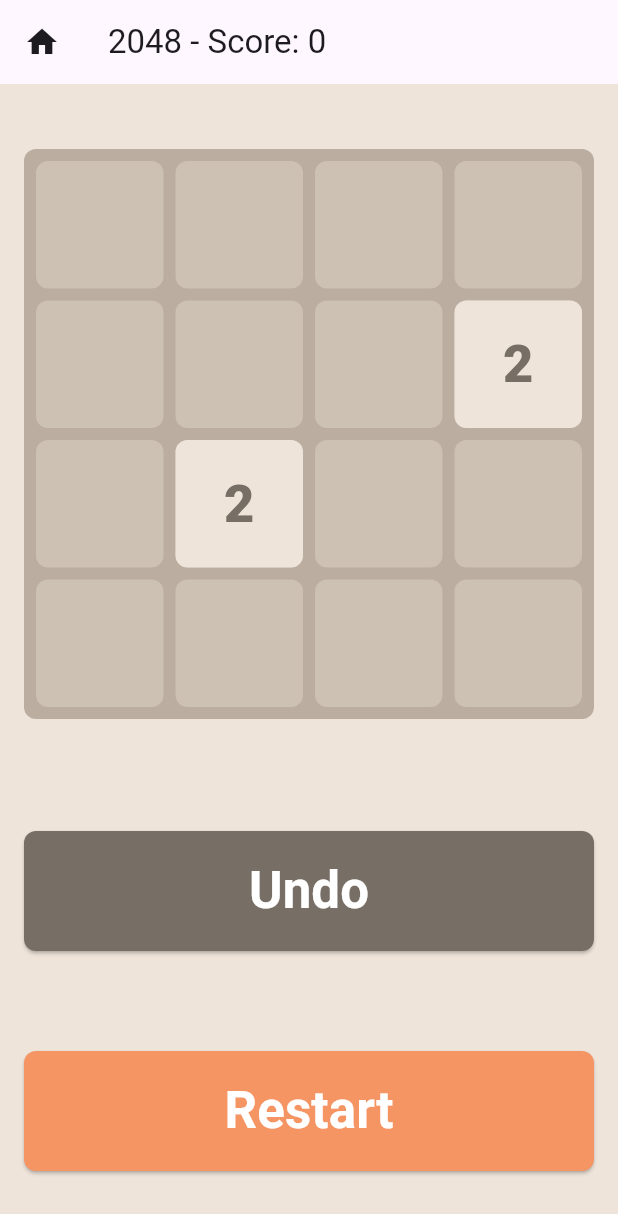
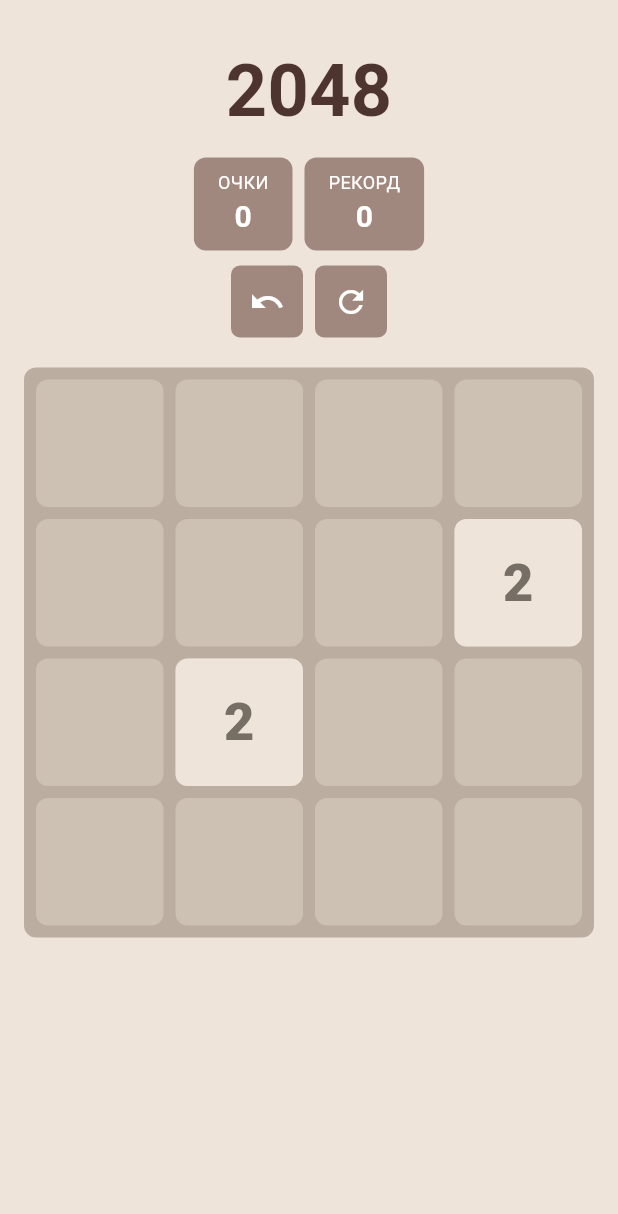
Before and after one commit to Omiromir/Puzzle-2048, a Flutter app: the screen it shows once a user with an empty profile is signed in, after a tap on "New Game", on a phone screen of 412 x 824 dp. Shown: the top 1214 px of the screen. Run offline on Flutter 3.47's test engine with Material 3 defaults, Android fonts, the phone set to English and light mode, and no system bars; our stand-ins replace cloud_firestore, firebase_auth, firebase_core, shared_preferences; accounts and stored records are empty; generated files the repository leaves out were written again.

Commit message:
enhance ui of game page

```diff
--- a/lib/game_page.dart
+++ b/lib/game_page.dart
@@ -1,4 +1,3 @@
-// ignore: unused_import
 import 'dart:async';
 import 'package:flutter/material.dart';
 import 'package:flutter/services.dart';
@@ -6,7 +5,6 @@ import 'package:flutter_gen/gen_l10n/app_localizations.dart';
 import 'game/tile.dart';
 import 'game/grid_properties.dart';
 import 'package:intl/intl.dart';
-
 
 enum SwipeDirection { up, down, left, right }
 
@@ -17,32 +15,8 @@ class GameState {
   GameState(List<List<Tile>> previousGrid, this.swipe)
       : _previousGrid = previousGrid;
 
-  List<List<Tile>> get previousGrid => _previousGrid
-      .map((row) => row.map((tile) => tile.copy()).toList())
-      .toList();
-}
-
-class NewGamePage extends StatelessWidget {
-  const NewGamePage({super.key});
-
-  @override
-  Widget build(BuildContext context) {
-    final t = AppLocalizations.of(context)!;
-    return Scaffold(
-      appBar: AppBar(title: Text(t.newGame)),
-      body: Center(
-        child: ElevatedButton(
-          onPressed: () {
-            Navigator.pushReplacement(
-              context,
-              MaterialPageRoute(builder: (_) => const GamePage()),
-            );
-          },
-          child: Text(t.startGame),
-        ),
-      ),
-    );
-  }
+  List<List<Tile>> get previousGrid =>
+      _previousGrid.map((row) => row.map((tile) => tile.copy()).toList()).toList();
 }
 
 class GamePage extends StatefulWidget {
@@ -52,28 +26,25 @@ class GamePage extends StatefulWidget {
   State<GamePage> createState() => _GamePageState();
 }
 
-class _GamePageState extends State<GamePage>
-    with SingleTickerProviderStateMixin {
+class _GamePageState extends State<GamePage> with SingleTickerProviderStateMixin {
   late AnimationController controller;
   bool _isAnimating = false;
 
-  List<List<Tile>> grid =
-      List.generate(4, (y) => List.generate(4, (x) => Tile(x, y, 0)));
+  List<List<Tile>> grid = List.generate(4, (y) => List.generate(4, (x) => Tile(x, y, 0)));
   List<GameState> gameStates = [];
   List<Tile> toAdd = [];
 
   int score = 0;
+  int bestScore = 0;
 
   Iterable<Tile> get gridTiles => grid.expand((e) => e);
   Iterable<Tile> get allTiles => [gridTiles, toAdd].expand((e) => e);
-  List<List<Tile>> get gridCols =>
-      List.generate(4, (x) => List.generate(4, (y) => grid[y][x]));
+  List<List<Tile>> get gridCols => List.generate(4, (x) => List.generate(4, (y) => grid[y][x]));
 
   @override
   void initState() {
     super.initState();
-    controller = AnimationController(
-        duration: const Duration(milliseconds: 200), vsync: this);
+    controller = AnimationController(duration: const Duration(milliseconds: 200), vsync: this);
     controller.addStatusListener((status) {
       if (status == AnimationStatus.completed) {
         setState(() {
@@ -104,6 +75,7 @@ class _GamePageState extends State<GamePage>
   void _setupNewGame() {
     setState(() {
       gameStates.clear();
+      if (score > bestScore) bestScore = score;
       score = 0;
       for (var t in gridTiles) {
         t.value = 0;
@@ -125,43 +97,29 @@ class _GamePageState extends State<GamePage>
   }
 
   void _merge(SwipeDirection direction) {
-    if (_isAnimating) return; // Prevent multiple swipes at once
+    if (_isAnimating) return;
 
     bool Function() mergeFn;
     switch (direction) {
-      case SwipeDirection.up:
-        mergeFn = _mergeUp;
-        break;
-      case SwipeDirection.down:
-        mergeFn = _mergeDown;
-        break;
-      case SwipeDirection.left:
-        mergeFn = _mergeLeft;
-        break;
-      case SwipeDirection.right:
-        mergeFn = _mergeRight;
-        break;
+      case SwipeDirection.up: mergeFn = _mergeUp; break;
+      case SwipeDirection.down: mergeFn = _mergeDown; break;
+      case SwipeDirection.left: mergeFn = _mergeLeft; break;
+      case SwipeDirection.right: mergeFn = _mergeRight; break;
     }
 
     List<List<Tile>> gridBeforeSwipe =
         grid.map((row) => row.map((tile) => tile.copy()).toList()).toList();
 
-    bool didMove = false;
-
+    bool didMove = mergeFn();
+    if (didMove) {
       setState(() {
-      didMove = mergeFn();
-      if (didMove) {
         _isAnimating = true;
         gameStates.add(GameState(gridBeforeSwipe, direction));
         _addNewTiles([2]);
         controller.forward(from: 0);
+      });
     }
-    });
-
-    // If no move was made, don’t animate and don’t lock
-    if (!didMove) return;
   }
-
 
   bool _hasValidMoves() {
     return gridTiles.any((t) => t.value == 0) ||
@@ -176,58 +134,6 @@ class _GamePageState extends State<GamePage>
       }
     }
     return false;
-  }
-
-  bool _mergeLeft() {
-    bool changed = false;
-    if (_isAnimating) return changed;
-    for (int y = 0; y < 4; y++) {
-      List<Tile> row = grid[y];
-      bool rowChanged = _mergeTiles(row);
-      if (rowChanged) changed = true;
-    }
-    return changed;
-  }
-
-  bool _mergeRight() {
-    bool changed = false;
-    if (_isAnimating) return changed;
-    for (int y = 0; y < 4; y++) {
-      List<Tile> row = grid[y].reversed.toList();
-      bool rowChanged = _mergeTiles(row);
-      if (rowChanged) changed = true;
-      grid[y] = row.reversed.toList();
-    }
-    return changed;
-  }
-
-  bool _mergeUp() {
-    bool changed = false;
-    if (_isAnimating) return changed;
-    for (int x = 0; x < 4; x++) {
-      List<Tile> col = List.generate(4, (y) => grid[y][x]);
-      bool colChanged = _mergeTiles(col);
-      if (colChanged) changed = true;
-      for (int y = 0; y < 4; y++) {
-        grid[y][x] = col[y];
-      }
-    }
-    return changed;
-  }
-
-  bool _mergeDown() {
-    bool changed = false;
-    if (_isAnimating) return changed;
-    for (int x = 0; x < 4; x++) {
-      List<Tile> col = List.generate(4, (y) => grid[y][x]).reversed.toList();
-      bool colChanged = _mergeTiles(col);
-      if (colChanged) changed = true;
-      List<Tile> fixed = col.reversed.toList();
-      for (int y = 0; y < 4; y++) {
-        grid[y][x] = fixed[y];
-      }
-    }
-    return changed;
   }
 
   bool _mergeTiles(List<Tile> tiles) {
@@ -267,6 +173,49 @@ class _GamePageState extends State<GamePage>
     return didChange;
   }
 
+  bool _mergeLeft() {
+    bool changed = false;
+    for (int y = 0; y < 4; y++) {
+      if (_mergeTiles(grid[y])) changed = true;
+    }
+    return changed;
+  }
+
+  bool _mergeRight() {
+    bool changed = false;
+    for (int y = 0; y < 4; y++) {
+      List<Tile> row = grid[y].reversed.toList();
+      if (_mergeTiles(row)) changed = true;
+      grid[y] = row.reversed.toList();
+    }
+    return changed;
+  }
+
+  bool _mergeUp() {
+    bool changed = false;
+    for (int x = 0; x < 4; x++) {
+      List<Tile> col = List.generate(4, (y) => grid[y][x]);
+      if (_mergeTiles(col)) changed = true;
+      for (int y = 0; y < 4; y++) {
+        grid[y][x] = col[y];
+      }
+    }
+    return changed;
+  }
+
+  bool _mergeDown() {
+    bool changed = false;
+    for (int x = 0; x < 4; x++) {
+      List<Tile> col = List.generate(4, (y) => grid[y][x]).reversed.toList();
+      if (_mergeTiles(col)) changed = true;
+      List<Tile> fixed = col.reversed.toList();
+      for (int y = 0; y < 4; y++) {
+        grid[y][x] = fixed[y];
+      }
+    }
+    return changed;
+  }
+
   void _undoMove() {
     if (_isAnimating || gameStates.isEmpty) return;
     GameState previousState = gameStates.removeLast();
@@ -279,7 +228,6 @@ class _GamePageState extends State<GamePage>
       }
     });
   }
-
 
   void _showGameOverDialog() {
     final t = AppLocalizations.of(context)!;
@@ -296,6 +244,23 @@ class _GamePageState extends State<GamePage>
             },
             child: Text(t.restart),
           ),
+        ],
+      ),
+    );
+  }
+
+  Widget _buildScoreBox(String label, int value) {
+    return Container(
+      padding: const EdgeInsets.symmetric(horizontal: 16, vertical: 8),
+      margin: const EdgeInsets.symmetric(horizontal: 4),
+      decoration: BoxDecoration(
+        color: Colors.brown[300],
+        borderRadius: BorderRadius.circular(8),
+      ),
+      child: Column(
+        children: [
+          Text(label.toUpperCase(), style: const TextStyle(fontSize: 12, color: Colors.white)),
+          Text('$value', style: const TextStyle(fontSize: 20, fontWeight: FontWeight.bold, color: Colors.white)),
         ],
       ),
     );
@@ -334,20 +299,43 @@ class _GamePageState extends State<GamePage>
 
     return Scaffold(
       backgroundColor: tan,
-      appBar: AppBar(
-        title: Text("2048 - ${t.score(NumberFormat.decimalPattern().format(score))}"),
-        leading: IconButton(
-          icon: const Icon(Icons.home),
-          onPressed: () {
-            Navigator.of(context).pushReplacementNamed('/main');
-          },
+      body: SafeArea(
+        child: LayoutBuilder(
+          builder: (context, constraints) {
+            return SingleChildScrollView(
+              child: ConstrainedBox(
+                constraints: BoxConstraints(minHeight: constraints.maxHeight),
+                child: Padding(
+                  padding: EdgeInsets.all(padding),
+                  child: Column(
+                    children: [
+                      const SizedBox(height: 10),
+                      Text(
+                        "2048",
+                        style: TextStyle(
+                          fontSize: 48,
+                          fontWeight: FontWeight.bold,
+                          color: Colors.brown[800],
                         ),
                       ),
-      body: Padding(
-        padding: EdgeInsets.all(padding),
-        child: Column(
-          mainAxisAlignment: MainAxisAlignment.spaceEvenly,
+                      const SizedBox(height: 10),
+                      Row(
+                        mainAxisAlignment: MainAxisAlignment.center,
                         children: [
+                          _buildScoreBox(t.scoreLabel, score),
+                          _buildScoreBox(t.bestLabel, bestScore),
+                        ],
+                      ),
+                      const SizedBox(height: 10),
+                      Row(
+                        mainAxisAlignment: MainAxisAlignment.center,
+                        children: [
+                          _iconButton(Icons.undo, _undoMove),
+                          const SizedBox(width: 8),
+                          _iconButton(Icons.refresh, _setupNewGame),
+                        ],
+                      ),
+                      const SizedBox(height: 20),
                       Swiper(
                         up: () => _merge(SwipeDirection.up),
                         down: () => _merge(SwipeDirection.down),
@@ -364,14 +352,29 @@ class _GamePageState extends State<GamePage>
                           child: Stack(children: stackItems),
                         ),
                       ),
-            const SizedBox(height: 20),
-            BigButton(label: t.undo, color: numColor, onPressed: _undoMove),
-            const SizedBox(height: 12),
-            BigButton(
-                label: t.restart, color: orange, onPressed: _setupNewGame),
                     ],
+                  ),
+                ),
+              ),
+            );
+          },
         ),
       ),
     );
   }
+
+  Widget _iconButton(IconData icon, VoidCallback onPressed) {
+    return Container(
+      width: 48,
+      height: 48,
+      decoration: BoxDecoration(
+        color: Colors.brown[300],
+        borderRadius: BorderRadius.circular(6),
+      ),
+      child: IconButton(
+        icon: Icon(icon, color: Colors.white),
+        onPressed: onPressed,
+      ),
+    );
   }
+}
--- a/lib/home_page.dart
+++ b/lib/home_page.dart
@@ -54,7 +54,7 @@ class HomePage extends StatelessWidget {
                         ElevatedButton(
                           onPressed: () {
                             Navigator.push(context,
-                                MaterialPageRoute(builder: (_) => const NewGamePage()));
+                                MaterialPageRoute(builder: (_) => const GamePage()));
                           },
                           style: ElevatedButton.styleFrom(
                             padding: const EdgeInsets.symmetric(horizontal: 40, vertical: 12),
--- a/lib/l10n/app_en.arb
+++ b/lib/l10n/app_en.arb
@@ -23,5 +23,8 @@
   "restart": "Restart",
   "gameOver": "Game Over",
   "finalScore": "Final Score",
-  "score": "Score: {score}"
+  "score": "Score: {score}",
+  "scoreLabel": "Очки",
+  "bestLabel": "Рекорд"
+
 }
--- a/lib/l10n/app_kk.arb
+++ b/lib/l10n/app_kk.arb
@@ -24,6 +24,8 @@
   "restart": "Қайта бастау",
   "gameOver": "Ойын аяқталды",
   "finalScore": "Қорытынды ұпай",
-  "score": "Ұпай: {score}"
+  "score": "Ұпай: {score}",
+  "scoreLabel": "Ұпай",
+  "bestLabel": "Үздік"
 
 }
--- a/lib/l10n/app_ru.arb
+++ b/lib/l10n/app_ru.arb
@@ -23,6 +23,8 @@
   "restart": "Перезапуск",
   "gameOver": "Игра окончена",
   "finalScore": "Итоговый счёт",
-  "score": "Счёт: {score}"
+  "score": "Счёт: {score}",
+  "scoreLabel": "Очки",
+  "bestLabel": "Рекорд"
 
 }
```
Lines whose indentation alone changed are shown as unchanged.
